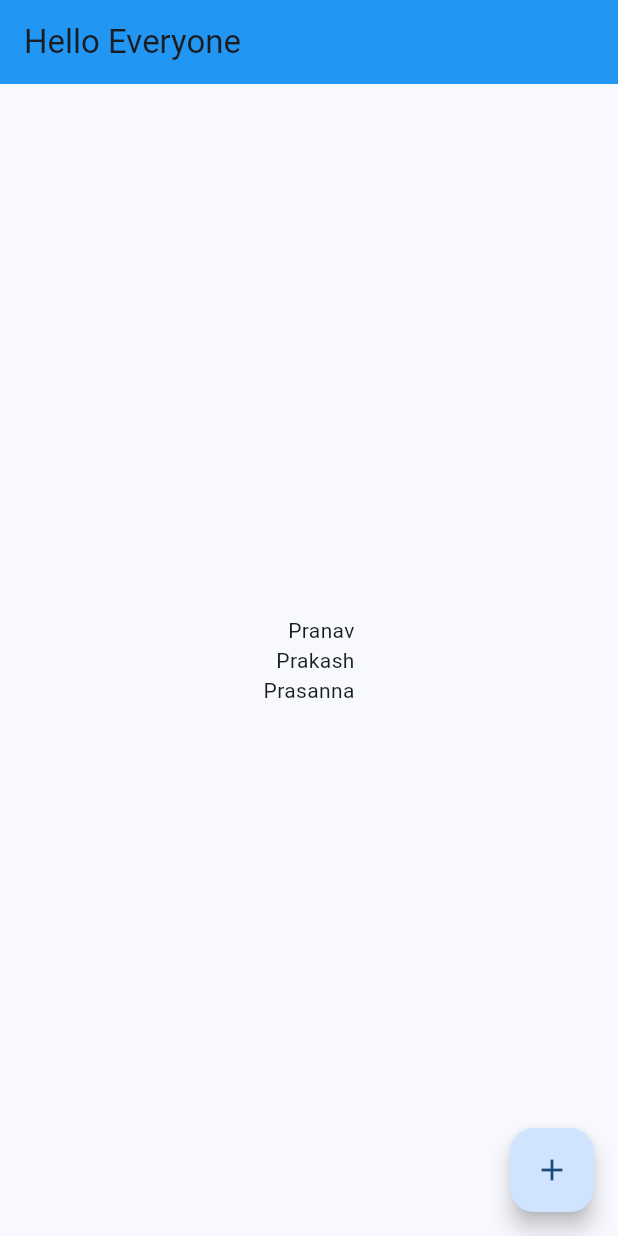
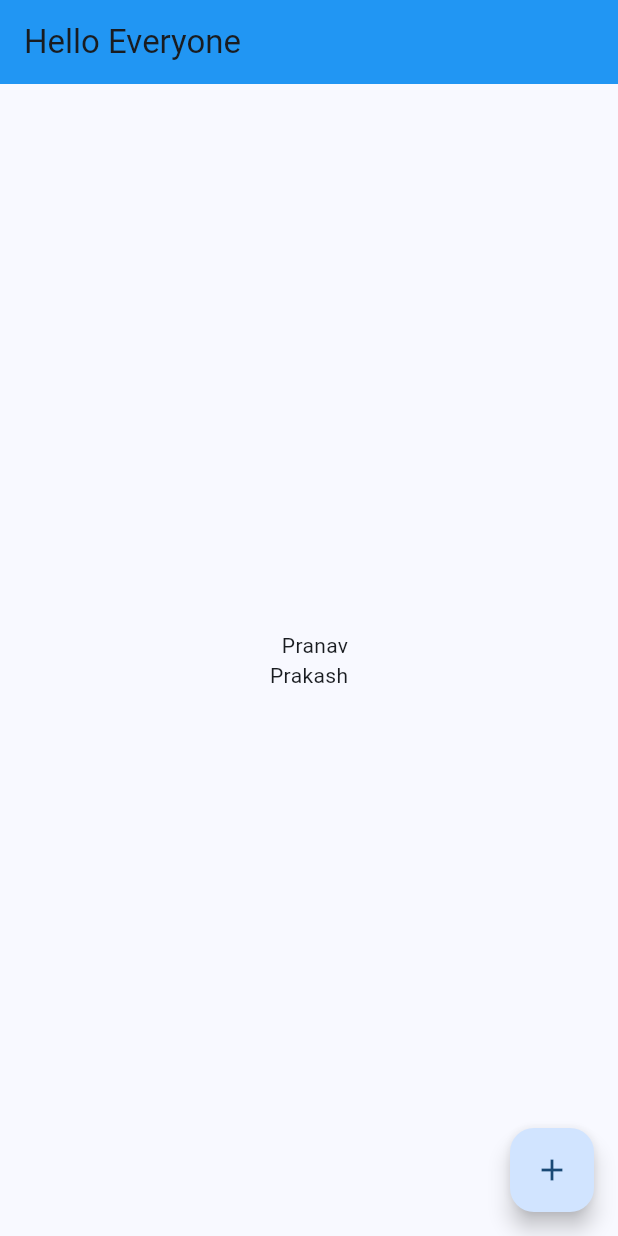
Before and after one commit to pranav-deshpande6224/apps, a Flutter app: the screen it shows after launch, on a phone screen of 412 x 824 dp. Run offline on Flutter 3.47's test engine with Material 3 defaults, Android fonts, the phone set to English and light mode, and no system bars.

Commit message:
Update main.dart
change in code

```diff
--- a/first_app/lib/main.dart
+++ b/first_app/lib/main.dart
@@ -24,7 +24,7 @@ class MyApp extends StatelessWidget {
           child: Column(
               mainAxisAlignment: MainAxisAlignment.center,
               crossAxisAlignment: CrossAxisAlignment.end,
-              children: [Text("Pranav"), Text("Prakash"), Text("Prasanna")]),
+              children: [Text("Pranav"), Text("Prakash")]),
         ),
         floatingActionButton: FloatingActionButton(
           child: const Icon(Icons.add),
```
